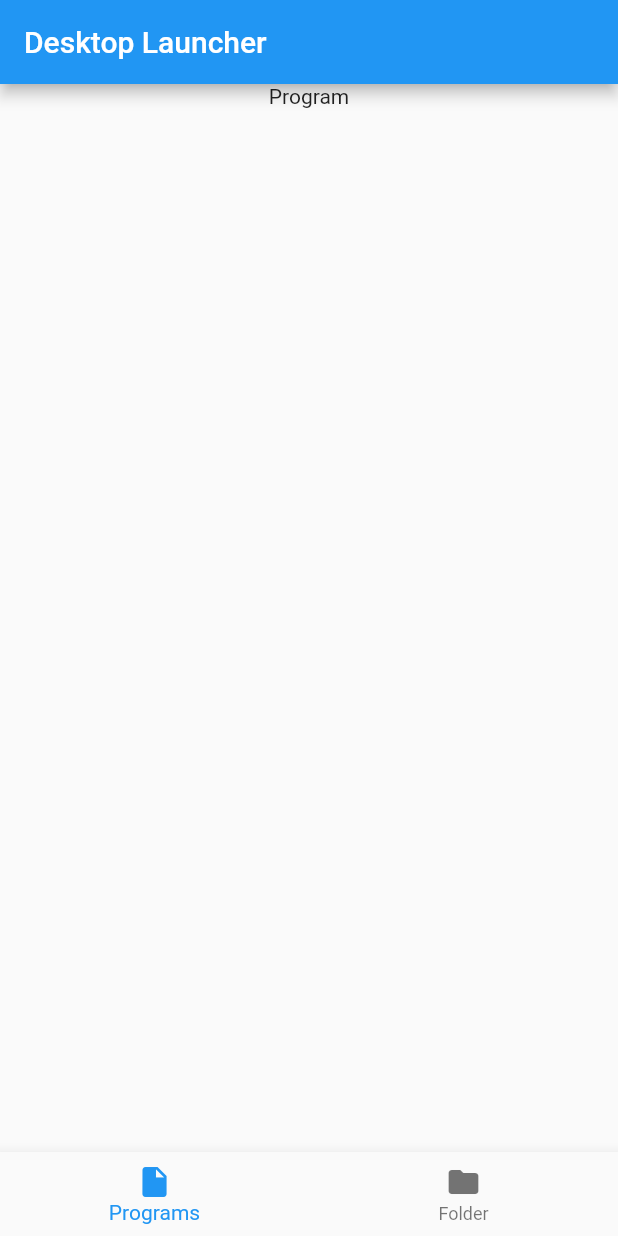
After one commit to javiermoralesdev/desktop_launcher, a Flutter app: the screen it shows after launch, on a phone screen of 412 x 824 dp. The commit adds this screen. Run offline on Flutter 3.47's test engine with Material 2 defaults, Android fonts, the phone set to English and light mode, and no system bars.

Commit message:
29/05/2022

```diff
--- /dev/null
+++ b/lib/Widgets/main_menu.dart
@@ -0,0 +1,44 @@
+import 'package:desktop_launcher/Widgets/folder_list.dart';
+import 'package:desktop_launcher/Widgets/program_list.dart';
+import 'package:flutter/material.dart';
+
+class MainMenu extends StatefulWidget {
+  const MainMenu({Key? key}) : super(key: key);
+
+  @override
+  State<StatefulWidget> createState() => _MainMenuState();
+}
+
+class _MainMenuState extends State<MainMenu> {
+  int selectedIndex = 0;
+  static const List<Widget> options = [ProgramList(), FolderList()];
+  void selectList(int value) {
+    setState(() {
+      selectedIndex = value;
+    });
+  }
+
+  @override
+  Widget build(BuildContext context) {
+    return Scaffold(
+      appBar: AppBar(
+        title: const Text("Desktop Launcher"),
+      ),
+      body: options.elementAt(selectedIndex),
+      bottomNavigationBar: BottomNavigationBar(
+        onTap: (val) => selectList(val),
+        currentIndex: selectedIndex,
+        items: const [
+          BottomNavigationBarItem(
+            icon: Icon(Icons.insert_drive_file),
+            label: 'Programs',
+          ),
+          BottomNavigationBarItem(
+            icon: Icon(Icons.folder),
+            label: 'Folder',
+          )
+        ],
+      ),
+    );
+  }
+}
--- /dev/null
+++ b/lib/Widgets/program_list.dart
@@ -0,0 +1,20 @@
+import 'package:flutter/cupertino.dart';
+import 'package:flutter/material.dart';
+
+class ProgramList extends StatefulWidget {
+  const ProgramList({Key? key}) : super(key: key);
+
+  @override
+  State<StatefulWidget> createState() => _ProgramListState();
+}
+
+class _ProgramListState extends State<ProgramList> {
+  @override
+  Widget build(BuildContext context) {
+    return Center(
+      child: Column(
+        children: const [Text("Program")],
+      ),
+    );
+  }
+}
--- a/pubspec.yaml
+++ b/pubspec.yaml
@@ -34,6 +34,7 @@ dependencies:
   # The following adds the Cupertino Icons font to your application.
   # Use with the CupertinoIcons class for iOS style icons.
   cupertino_icons: ^1.0.2
+  shared_preferences: ^2.0.15
 
 dev_dependencies:
   flutter_test:
```
Also changed, not shown: lib/Widgets/folder_list.dart (added, +20 -0 lines), lib/main.dart (+8 -84 lines), lib/Objects/folder.dart (added), lib/Objects/program.dart (added), pubspec.lock, 1 other file.
